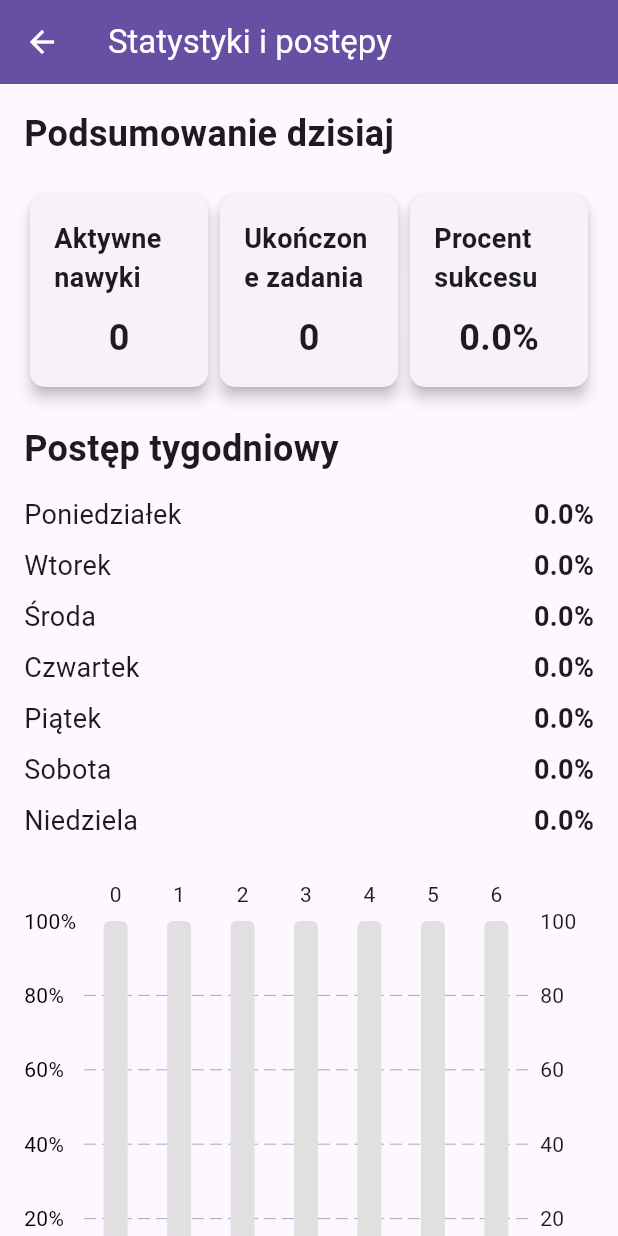
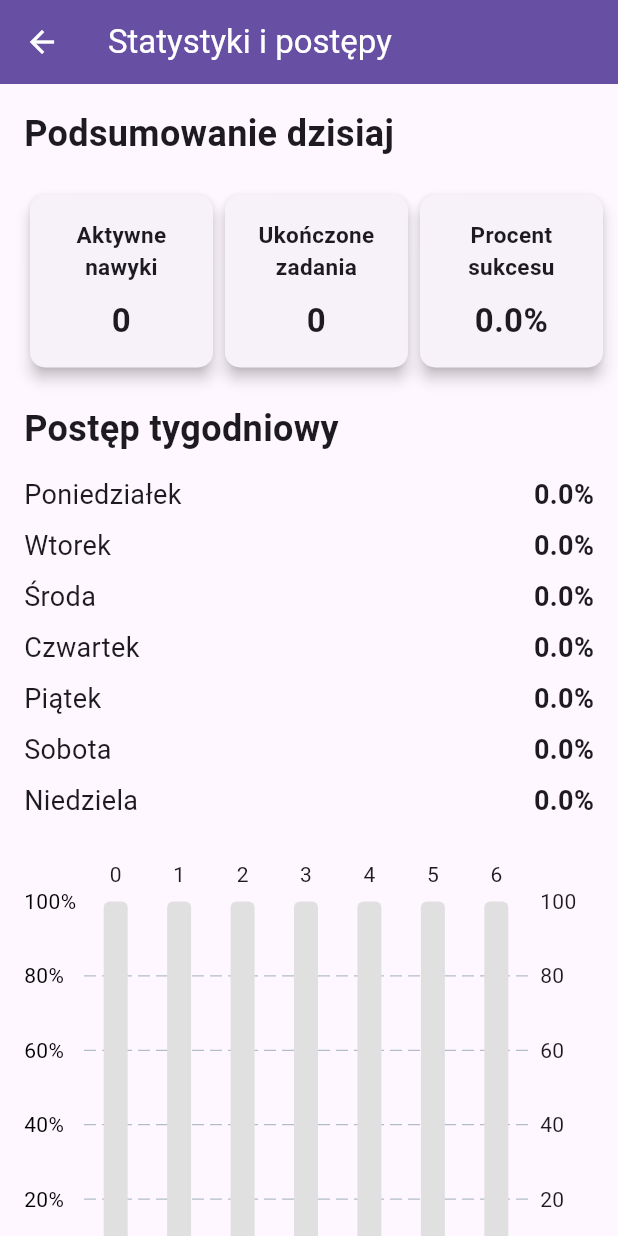
Before and after one commit to devglz/nawykomat-habit-app, a Flutter app: the ProgressPage screen opened by its route, on a phone screen of 412 x 824 dp. Run offline on Flutter 3.47's test engine with Material 3 defaults, Android fonts, the phone set to English and light mode, and no system bars; drawn by our look-alikes of fl_chart; our stand-ins replace cloud_firestore, firebase_auth, firebase_core, flutter_svg, google_sign_in, shared_preferences; accounts and stored records are empty.

Commit message:
aktualizacja 11

```diff
--- a/lib/ui/progress/progress_page.dart
+++ b/lib/ui/progress/progress_page.dart
@@ -143,11 +143,11 @@ class ProgressPage extends StatelessWidget {
                   ),
                   const SizedBox(height: 20),
                   Row(
-                    mainAxisAlignment: MainAxisAlignment.spaceAround,
+                    mainAxisAlignment: MainAxisAlignment.spaceBetween,
                     children: [
-                      Expanded(child: _buildStatisticCard('Aktywne nawyki', state.activeHabits.toString())),
-                      Expanded(child: _buildStatisticCard('Ukończone zadania', state.completedHabits.toString())),
-                      Expanded(child: _buildStatisticCard('Procent sukcesu', '${state.successRate.toStringAsFixed(1)}%')),
+                      _buildStatisticCard('Aktywne nawyki', state.activeHabits.toString()),
+                      _buildStatisticCard('Ukończone zadania', state.completedHabits.toString()),
+                      _buildStatisticCard('Procent sukcesu', '${state.successRate.toStringAsFixed(1)}%'),
                     ],
                   ),
                   const SizedBox(height: 20),
@@ -181,23 +181,29 @@ class ProgressPage extends StatelessWidget {
   }
 
   Widget _buildStatisticCard(String title, String value) {
-    return Card(
+    return SizedBox(
+      width: 130, // Ustal szerokość kart
+      child: Card(
         elevation: 4,
         shape: RoundedRectangleBorder(borderRadius: BorderRadius.circular(10)),
         child: Padding(
           padding: const EdgeInsets.all(16.0),
           child: Column(
+            mainAxisAlignment: MainAxisAlignment.center,
             children: [
               Text(
                 title,
-              style: const TextStyle(fontSize: 18, fontWeight: FontWeight.bold),
+                textAlign: TextAlign.center,
+                style: const TextStyle(fontSize: 15, fontWeight: FontWeight.bold), // Zmniejsz rozmiar czcionki
               ),
               const SizedBox(height: 10),
               Text(
                 value,
-              style: const TextStyle(fontSize: 24, fontWeight: FontWeight.bold),
+                textAlign: TextAlign.center,
+                style: const TextStyle(fontSize: 22, fontWeight: FontWeight.bold), // Zmniejsz rozmiar czcionki
               ),
             ],
+          ),
         ),
       ),
     );
```
Also changed, not shown: lib/ui/home/home_page.dart (+20 -15 lines). Lines whose indentation alone changed are shown as unchanged.
